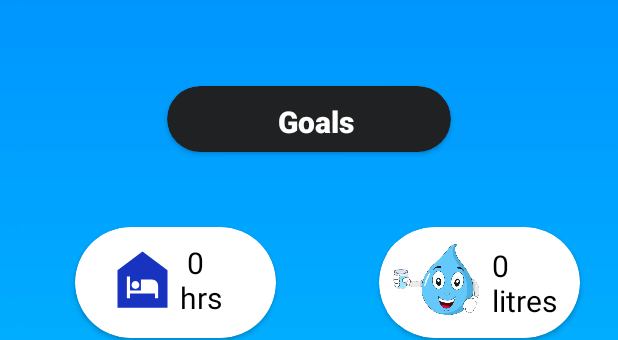
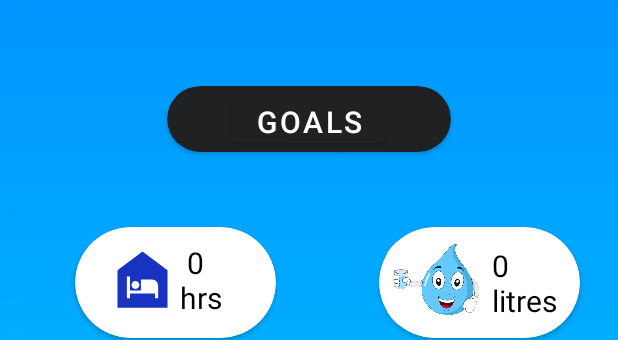
Before and after one commit to khushbupanchal15/Step-Counter-Project, an Android app: the layout fragment_health.xml on its own in the app's theme, with its tools: preview values and no code run, on a phone screen of 412 x 824 dp. Shown: the part 526-866 px from the top of the screen. Run offline under Robolectric (Android 15) with nearby library versions, the phone set to English and light mode, and no system bars.

Commit message:
Added functionality of Health Fragment

```diff
--- a/app/src/main/res/layout/fragment_health.xml
+++ b/app/src/main/res/layout/fragment_health.xml
@@ -69,19 +69,17 @@
             app:layout_constraintEnd_toEndOf="parent"
             app:layout_constraintStart_toStartOf="parent">
 
-            <TextView
-                android:id="@+id/textView3"
+
+            <Button
+                android:id="@+id/button"
                 android:layout_width="wrap_content"
                 android:layout_height="wrap_content"
                 android:layout_gravity="center_horizontal"
-                android:fontFamily="sans-serif-black"
-                android:paddingLeft="20dp"
-                android:paddingTop="10dp"
-                android:paddingRight="10dp"
-                android:paddingBottom="10dp"
                 android:text="Goals"
                 android:textColor="@color/white"
-                android:textSize="20sp" />
+                android:textSize="20sp"
+                app:backgroundTint="#202122"
+                tools:ignore="TouchTargetSizeCheck,TouchTargetSizeCheck" />
         </androidx.cardview.widget.CardView>
 
         <androidx.cardview.widget.CardView
```
Also changed, not shown: app/src/main/java/com/example/stepcounterapp/HealthFragment.java (+107 -2 lines).
